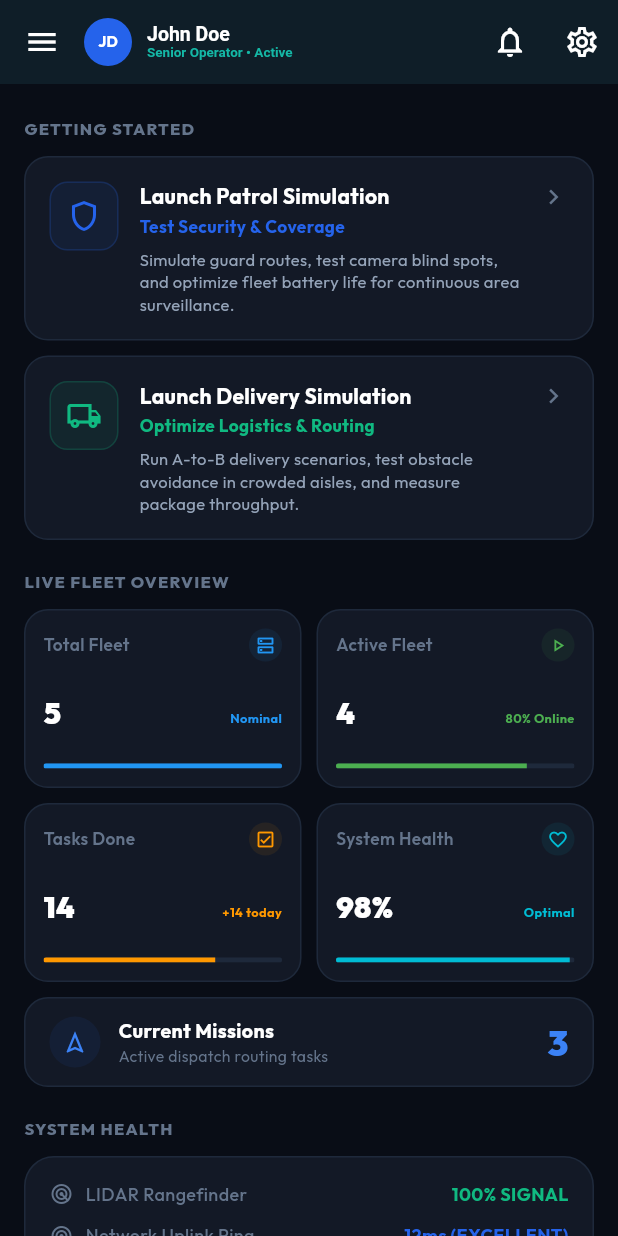
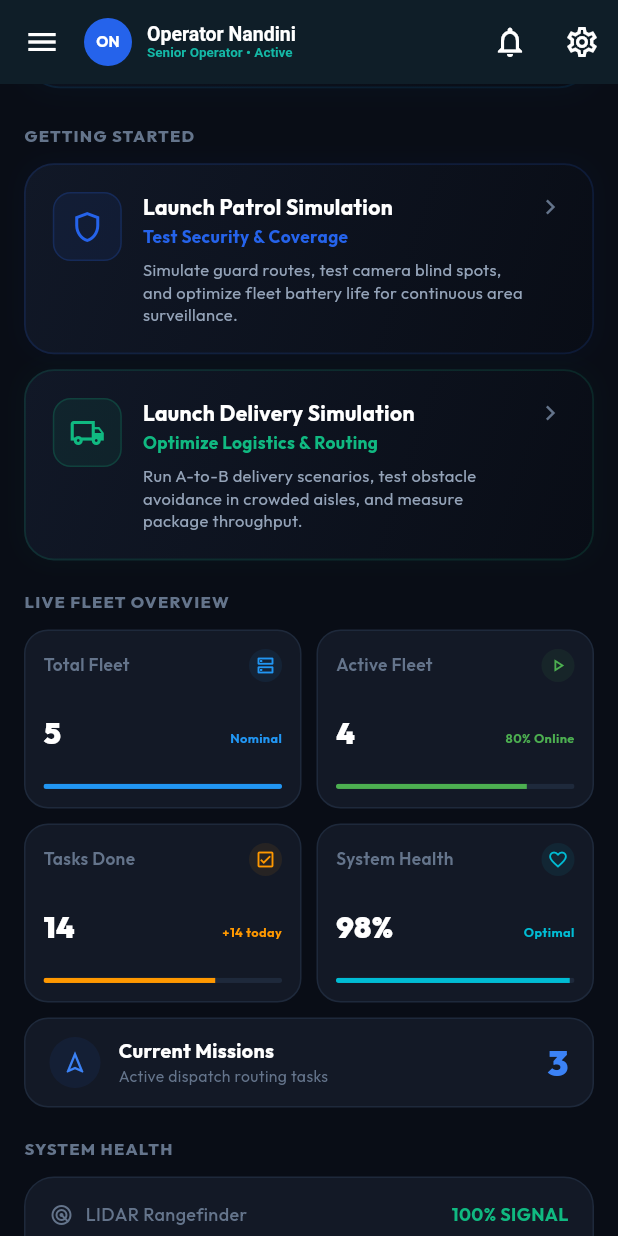
Before and after one commit to Nandini05060/Robot-Simulator, a Flutter app: the DashboardScreen screen opened directly, scrolled down 576 dp, on a phone screen of 412 x 824 dp. Run offline on Flutter 3.47's test engine with Material 3 defaults, Android fonts, the phone set to English and light mode, and no system bars; our stand-ins replace google_fonts; network calls fail.

Commit message:
feat: improve dashboard UI, fix manual controls, and animate greeting console logs

```diff
--- a/lib/screens/dashboard_screen.dart
+++ b/lib/screens/dashboard_screen.dart
@@ -177,7 +177,7 @@ class _DashboardScreenState extends State<DashboardScreen> {
                     radius: 16,
                     backgroundColor: isAdmin ? const Color(0xff8b5cf6) : const Color(0xff2563eb),
                     child: Text(
-                      isAdmin ? 'AM' : 'JD',
+                      isAdmin ? 'AM' : 'ON',
                       style: const TextStyle(
                         color: Colors.white,
                         fontSize: 10,
@@ -191,7 +191,7 @@ class _DashboardScreenState extends State<DashboardScreen> {
                     mainAxisAlignment: MainAxisAlignment.center,
                     children: [
                       Text(
-                        isAdmin ? 'Dr. Aryan Mehta' : 'John Doe',
+                        isAdmin ? 'Dr. Aryan Mehta' : 'Operator Nandini',
                         style: TextStyle(
                           color: isDark ? Colors.white : const Color(0xff0f172a),
                           fontSize: 13,
@@ -382,16 +382,29 @@ class _DashboardScreenState extends State<DashboardScreen> {
               // 1. Persistent Top Navigation & Global Status Header
               Container(
                 margin: const EdgeInsets.only(top: 12),
-                padding: const EdgeInsets.all(16),
+                padding: const EdgeInsets.all(18),
                 decoration: BoxDecoration(
-                  color: isDark ? const Color(0xff131926) : Colors.white,
-                  borderRadius: BorderRadius.circular(16),
-                  border: Border.all(color: isDark ? const Color(0xff1e293b) : const Color(0xffe2e8f0)),
+                  borderRadius: BorderRadius.circular(20),
+                  gradient: LinearGradient(
+                    begin: Alignment.topLeft,
+                    end: Alignment.bottomRight,
+                    colors: isDark
+                        ? [const Color(0xff111827), const Color(0xff090d16)]
+                        : [Colors.white, const Color(0xfff8fafc)],
+                  ),
+                  border: Border.all(
+                    color: isDark
+                        ? const Color(0xff00A2FF).withOpacity(0.12)
+                        : const Color(0xff2563eb).withOpacity(0.1),
+                    width: 1.2,
+                  ),
                   boxShadow: [
                     BoxShadow(
-                      color: Colors.black.withOpacity(0.02),
-                      blurRadius: 10,
-                      offset: const Offset(0, 4),
+                      color: isDark
+                          ? const Color(0xff00A2FF).withOpacity(0.04)
+                          : Colors.black.withOpacity(0.02),
+                      blurRadius: 16,
+                      spreadRadius: 1,
                     )
                   ],
                 ),
@@ -800,13 +813,33 @@ class _DashboardScreenState extends State<DashboardScreen> {
     final isDark = Theme.of(context).brightness == Brightness.dark;
     return InkWell(
       onTap: onTap,
-      borderRadius: BorderRadius.circular(16),
+      borderRadius: BorderRadius.circular(20),
       child: Container(
-        padding: const EdgeInsets.all(16),
+        padding: const EdgeInsets.all(18),
         decoration: BoxDecoration(
-          color: isDark ? const Color(0xff131926) : Colors.white,
-          borderRadius: BorderRadius.circular(16),
-          border: Border.all(color: isDark ? const Color(0xff1e293b) : const Color(0xffe2e8f0)),
+          borderRadius: BorderRadius.circular(20),
+          gradient: LinearGradient(
+            begin: Alignment.topLeft,
+            end: Alignment.bottomRight,
+            colors: isDark
+                ? [const Color(0xff111827), const Color(0xff090d16)]
+                : [Colors.white, const Color(0xfff8fafc)],
+          ),
+          border: Border.all(
+            color: isDark
+                ? color.withOpacity(0.15)
+                : color.withOpacity(0.08),
+            width: 1.2,
+          ),
+          boxShadow: [
+            BoxShadow(
+              color: isDark
+                  ? color.withOpacity(0.03)
+                  : Colors.black.withOpacity(0.01),
+              blurRadius: 12,
+              spreadRadius: 1,
+            )
+          ],
         ),
         child: Row(
           crossAxisAlignment: CrossAxisAlignment.start,
@@ -1160,19 +1193,32 @@ class _DashboardScreenState extends State<DashboardScreen> {
     return Container(
       margin: const EdgeInsets.symmetric(vertical: 8),
       decoration: BoxDecoration(
-        color: isDark ? const Color(0xff131926) : Colors.white,
-        borderRadius: BorderRadius.circular(20),
-        border: Border.all(color: isDark ? const Color(0xff1e293b) : const Color(0xffe2e8f0)),
+        borderRadius: BorderRadius.circular(24),
+        gradient: LinearGradient(
+          begin: Alignment.topLeft,
+          end: Alignment.bottomRight,
+          colors: isDark
+              ? [const Color(0xff111827), const Color(0xff090d16)]
+              : [Colors.white, const Color(0xfff8fafc)],
+        ),
+        border: Border.all(
+          color: isDark
+              ? const Color(0xff00A2FF).withOpacity(0.1)
+              : const Color(0xff2563eb).withOpacity(0.08),
+          width: 1.2,
+        ),
         boxShadow: [
           BoxShadow(
-            color: Colors.black.withOpacity(0.02),
-            blurRadius: 10,
-            offset: const Offset(0, 4),
+            color: isDark
+                ? const Color(0xff00A2FF).withOpacity(0.03)
+                : Colors.black.withOpacity(0.02),
+            blurRadius: 16,
+            spreadRadius: 1,
           )
         ],
       ),
       child: ClipRRect(
-        borderRadius: BorderRadius.circular(20),
+        borderRadius: BorderRadius.circular(24),
         child: Column(
           crossAxisAlignment: CrossAxisAlignment.start,
           children: [
```
Also changed, not shown: lib/screens/greeting_screen.dart (+85 -18 lines), 2 other files.
